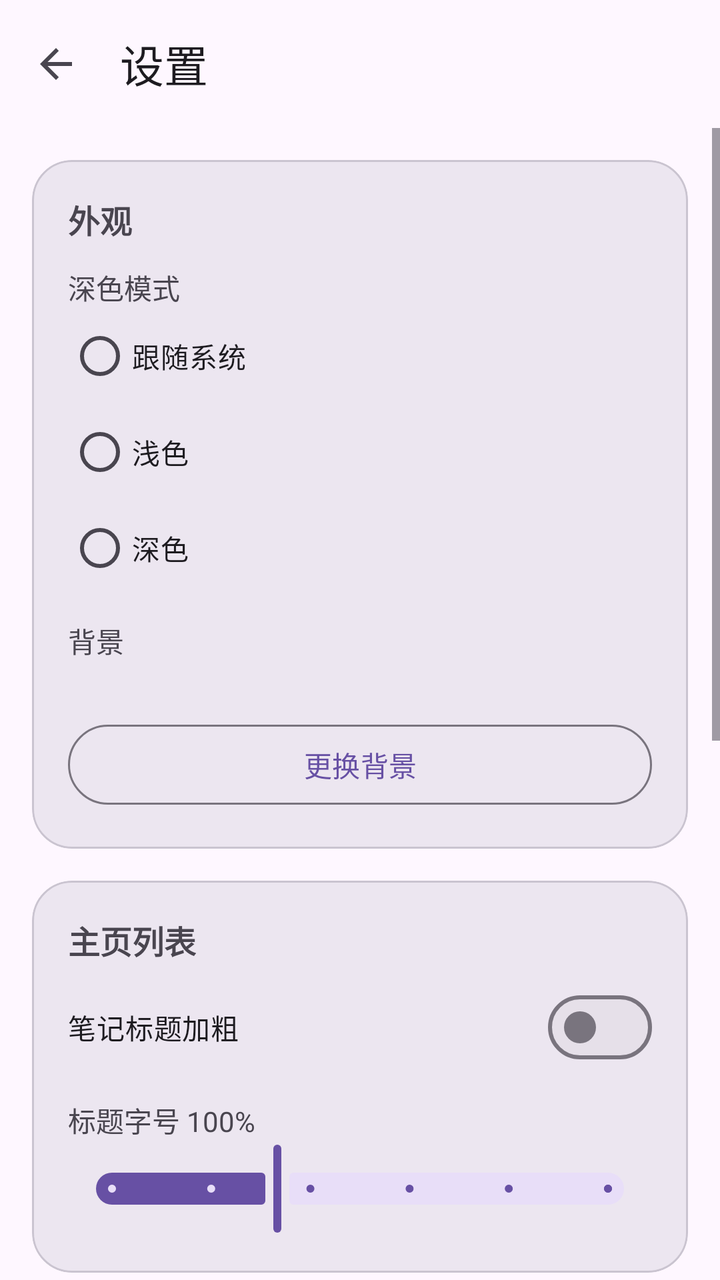
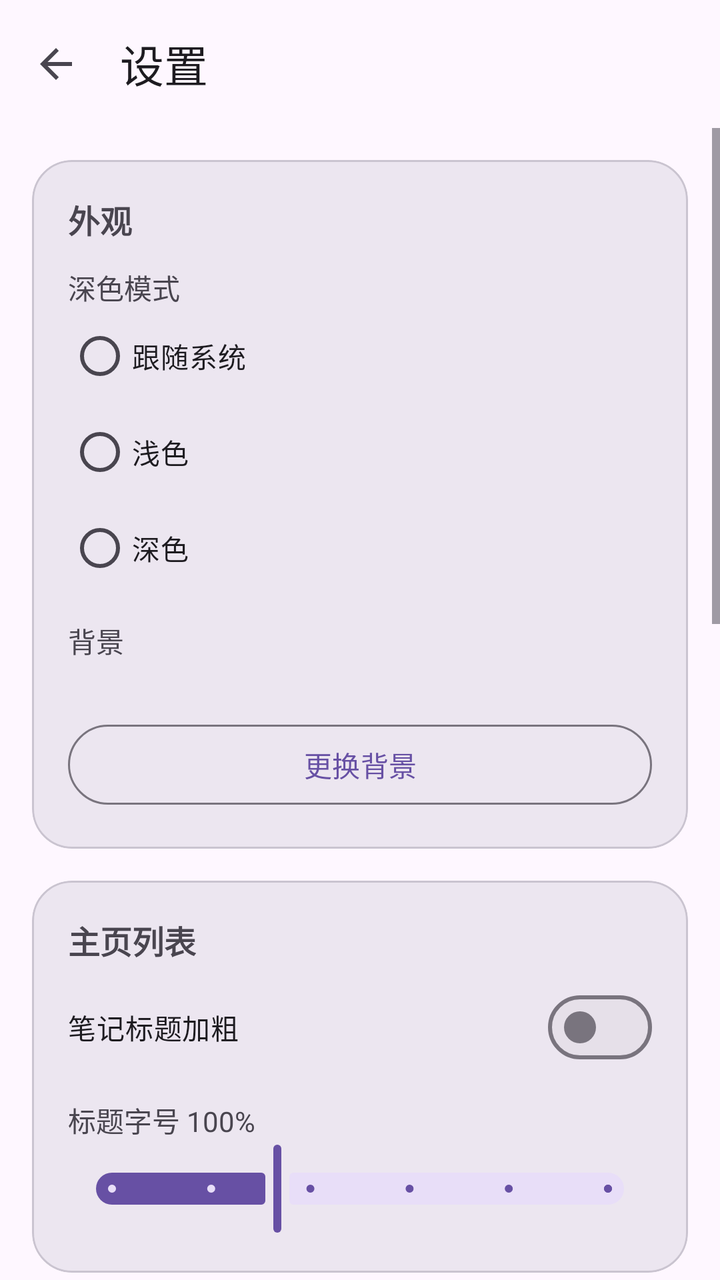

Screens rendered from an Android XML layout before and after an edit, with the pre-edit source and the edit as a unified diff.
<!-- AndroidManifest.xml: application theme Theme.Notebook -->
<!-- res/layout/activity_settings.xml -->
<?xml version="1.0" encoding="utf-8"?>
<LinearLayout xmlns:android="http://schemas.android.com/apk/res/android"
    xmlns:app="http://schemas.android.com/apk/res-auto"
    android:id="@+id/root"
    android:layout_width="match_parent"
    android:layout_height="match_parent"
    android:orientation="vertical">
    <com.google.android.material.appbar.MaterialToolbar
        android:id="@+id/toolbar"
        android:layout_width="match_parent"
        android:layout_height="?attr/actionBarSize"
        app:title="@string/settings"
        app:navigationIcon="?attr/homeAsUpIndicator" />
    <ScrollView
        android:layout_width="match_parent"
        android:layout_height="match_parent"
        android:fillViewport="true">
        <LinearLayout
            android:layout_width="match_parent"
            android:layout_height="wrap_content"
            android:orientation="vertical"
            android:padding="16dp">
            <com.google.android.material.card.MaterialCardView
                android:layout_width="match_parent"
                android:layout_height="wrap_content"
                app:cardCornerRadius="20dp"
                app:cardElevation="0dp"
                app:cardBackgroundColor="?attr/colorSurfaceContainerHigh">
                <LinearLayout
                    android:layout_width="match_parent"
                    android:layout_height="wrap_content"
                    android:orientation="vertical"
                    android:padding="18dp">
                    <TextView
                        android:layout_width="wrap_content"
                        android:layout_height="wrap_content"
                        android:text="@string/appearance"
                        android:textSize="16sp"
                        android:textStyle="bold" />
                    <TextView
                        android:layout_width="wrap_content"
                        android:layout_height="wrap_content"
                        android:layout_marginTop="12dp"
                        android:text="@string/theme"
                        android:textSize="14sp" />
                    <RadioGroup
                        android:id="@+id/rg_theme"
                        android:layout_width="match_parent"
                        android:layout_height="wrap_content"
                        android:orientation="vertical">
                        <com.google.android.material.radiobutton.MaterialRadioButton
                            android:id="@+id/radio_follow"
                            android:layout_width="match_parent"
                            android:layout_height="wrap_content"
                            android:text="跟随系统" />
                        <com.google.android.material.radiobutton.MaterialRadioButton
                            android:id="@+id/radio_light"
                            android:layout_width="match_parent"
                            android:layout_height="wrap_content"
                            android:text="浅色" />
                        <com.google.android.material.radiobutton.MaterialRadioButton
                            android:id="@+id/radio_dark"
                            android:layout_width="match_parent"
                            android:layout_height="wrap_content"
                            android:text="深色" />
                    </RadioGroup>
                    <TextView
                        android:layout_width="wrap_content"
                        android:layout_height="wrap_content"
                        android:layout_marginTop="12dp"
                        android:text="@string/background"
                        android:textSize="14sp" />
                    <TextView
                        android:id="@+id/tv_bg_name"
                        android:layout_width="match_parent"
                        android:layout_height="wrap_content"
                        android:textSize="13sp" />
                    <com.google.android.material.button.MaterialButton
                        android:id="@+id/btn_background"
                        style="@style/Widget.Material3.Button.OutlinedButton"
                        android:layout_width="match_parent"
                        android:layout_height="wrap_content"
                        android:layout_marginTop="10dp"
                        android:text="@string/pick_background" />
                </LinearLayout>
            </com.google.android.material.card.MaterialCardView>
            <com.google.android.material.card.MaterialCardView
                android:layout_width="match_parent"
                android:layout_height="wrap_content"
                android:layout_marginTop="16dp"
                app:cardCornerRadius="20dp"
                app:cardElevation="0dp"
                app:cardBackgroundColor="?attr/colorSurfaceContainerHigh">
                <LinearLayout
                    android:layout_width="match_parent"
                    android:layout_height="wrap_content"
                    android:orientation="vertical"
                    android:padding="18dp">
                    <TextView
                        android:layout_width="wrap_content"
                        android:layout_height="wrap_content"
                        android:text="主页列表"
                        android:textSize="16sp"
                        android:textStyle="bold" />
                    <com.google.android.material.materialswitch.MaterialSwitch
                        android:id="@+id/sw_title_bold"
                        android:layout_width="match_parent"
                        android:layout_height="wrap_content"
                        android:layout_marginTop="8dp"
                        android:text="笔记标题加粗" />
                    <TextView
                        android:id="@+id/tv_scale_value"
                        android:layout_width="wrap_content"
                        android:layout_height="wrap_content"
                        android:layout_marginTop="12dp"
                        android:text="标题字号 100%"
                        android:textSize="14sp" />
                    <com.google.android.material.slider.Slider
                        android:id="@+id/slider_scale"
                        android:layout_width="match_parent"
                        android:layout_height="wrap_content"
                        android:stepSize="0.1"
                        android:value="1.0"
                        android:valueFrom="0.8"
                        android:valueTo="1.4" />
                </LinearLayout>
            </com.google.android.material.card.MaterialCardView>
            <com.google.android.material.card.MaterialCardView
                android:layout_width="match_parent"
                android:layout_height="wrap_content"
                android:layout_marginTop="16dp"
                app:cardCornerRadius="20dp"
                app:cardElevation="0dp"
                app:cardBackgroundColor="?attr/colorSurfaceContainerHigh">
                <LinearLayout
                    android:layout_width="match_parent"
                    android:layout_height="wrap_content"
                    android:orientation="vertical"
                    android:padding="18dp">
                    <TextView
                        android:layout_width="wrap_content"
                        android:layout_height="wrap_content"
                        android:text="笔记存储位置"
                        android:textSize="16sp"
                        android:textStyle="bold" />
                    <TextView
                        android:layout_width="match_parent"
                        android:layout_height="wrap_content"
                        android:layout_marginTop="8dp"
                        android:text="当前位置"
                        android:textSize="13sp" />
                    <TextView
                        android:id="@+id/tv_location"
                        android:layout_width="match_parent"
                        android:layout_height="wrap_content"
                        android:text="应用内部存储"
                        android:textSize="14sp" />
                    <com.google.android.material.button.MaterialButton
                        android:id="@+id/btn_pick_folder"
                        android:layout_width="match_parent"
                        android:layout_height="wrap_content"
                        android:layout_marginTop="14dp"
                        android:text="选择文件夹" />
                    <com.google.android.material.button.MaterialButton
                        android:id="@+id/btn_reset_folder"
                        style="@style/Widget.Material3.Button.OutlinedButton"
                        android:layout_width="match_parent"
                        android:layout_height="wrap_content"
                        android:layout_marginTop="8dp"
                        android:text="恢复为应用内部存储" />
                </LinearLayout>
            </com.google.android.material.card.MaterialCardView>
            <com.google.android.material.card.MaterialCardView
                android:layout_width="match_parent"
                android:layout_height="wrap_content"
                android:layout_marginTop="16dp"
                app:cardCornerRadius="20dp"
                app:cardElevation="0dp"
                app:cardBackgroundColor="?attr/colorSurfaceContainerHigh">
                <LinearLayout
                    android:layout_width="match_parent"
                    android:layout_height="wrap_content"
                    android:orientation="vertical"
                    android:padding="18dp">
                    <TextView
                        android:layout_width="wrap_content"
                        android:layout_height="wrap_content"
                        android:text="隐私笔记"
                        android:textSize="16sp"
                        android:textStyle="bold" />
                    <TextView
                        android:id="@+id/tv_privacy_state"
                        android:layout_width="match_parent"
                        android:layout_height="wrap_content"
                        android:layout_marginTop="8dp"
                        android:text="当前方式：未设置"
                        android:textSize="14sp" />
                    <TextView
                        android:layout_width="match_parent"
                        android:layout_height="wrap_content"
                        android:layout_marginTop="4dp"
                        android:text="在主页下拉可进入隐私笔记；重置密码需先验证旧密码或手机锁屏密码"
                        android:textSize="13sp" />
                    <com.google.android.material.button.MaterialButton
                        android:id="@+id/btn_reset_privacy"
                        style="@style/Widget.Material3.Button.OutlinedButton"
                        android:layout_width="match_parent"
                        android:layout_height="wrap_content"
                        android:layout_marginTop="14dp"
                        android:text="重置隐私笔记密码" />
                </LinearLayout>
            </com.google.android.material.card.MaterialCardView>
            <TextView
                android:id="@+id/tv_version"
                android:layout_width="match_parent"
                android:layout_height="wrap_content"
                android:layout_marginTop="20dp"
                android:layout_marginBottom="8dp"
                android:gravity="center"
                android:textSize="12sp"
                android:text="版本" />
        </LinearLayout>
    </ScrollView>
</LinearLayout>
<!-- resources referenced by this layout -->
<resources>
  <string name="appearance">外观</string>
  <string name="background">背景</string>
  <string name="pick_background">更换背景</string>
  <string name="settings">设置</string>
  <string name="theme">深色模式</string>
  <style name="Theme.Notebook" parent="Theme.Material3.DayNight.NoActionBar">
          <item name="colorPrimary">@color/md_primary</item>
          <item name="colorOnPrimary">@color/md_on_primary</item>
          <item name="colorPrimaryContainer">@color/md_primary_container</item>
          <item name="colorOnPrimaryContainer">@color/md_on_primary_container</item>
          <item name="colorSecondary">@color/md_secondary</item>
          <item name="android:colorBackground">@color/md_surface</item>
          <item name="colorSurface">@color/md_surface</item>
          <item name="colorSurfaceContainer">@color/md_surface_container</item>
          <item name="colorSurfaceContainerHigh">@color/md_surface_container_high</item>
          <item name="colorOnSurface">@color/md_on_surface</item>
          <item name="colorOnSurfaceVariant">@color/md_on_surface_variant</item>
          <item name="colorOutline">@color/md_outline</item>
          <item name="android:statusBarColor">@android:color/transparent</item>
          <item name="android:navigationBarColor">@android:color/transparent</item>
          <item name="android:windowLightStatusBar">true</item>
      </style>
  <color name="md_primary">#6750A4</color>
  <color name="md_on_primary">#FFFFFF</color>
  <color name="md_primary_container">#EADDFF</color>
  <color name="md_on_primary_container">#21005D</color>
  <color name="md_secondary">#625B71</color>
  <color name="md_surface">#FEF7FF</color>
  <color name="md_surface_container">#F3EDF7</color>
  <color name="md_surface_container_high">#ECE6F0</color>
  <color name="md_on_surface">#1D1B20</color>
  <color name="md_on_surface_variant">#49454F</color>
  <color name="md_outline">#79747E</color>
</resources>

<!-- the commit's change to res/layout/activity_settings.xml (unified diff, before → after) -->
@@ -210,6 +210,45 @@
                         android:text="重置隐私笔记密码" />
                 </LinearLayout>
             </com.google.android.material.card.MaterialCardView>
+            <com.google.android.material.card.MaterialCardView
+                android:layout_width="match_parent"
+                android:layout_height="wrap_content"
+                android:layout_marginTop="16dp"
+                app:cardCornerRadius="20dp"
+                app:cardElevation="0dp"
+                app:cardBackgroundColor="?attr/colorSurfaceContainerHigh">
+                <LinearLayout
+                    android:layout_width="match_parent"
+                    android:layout_height="wrap_content"
+                    android:orientation="vertical"
+                    android:padding="18dp">
+                    <TextView
+                        android:layout_width="wrap_content"
+                        android:layout_height="wrap_content"
+                        android:text="整机备份"
+                        android:textSize="16sp"
+                        android:textStyle="bold" />
+                    <TextView
+                        android:layout_width="match_parent"
+                        android:layout_height="wrap_content"
+                        android:layout_marginTop="6dp"
+                        android:text="导出为 .mori 文件；导出隐私笔记或全部笔记需先验证隐私密码，并为文件设置 8 位数字密码。导入只接受 .mori 文件。"
+                        android:textSize="13sp" />
+                    <com.google.android.material.button.MaterialButton
+                        android:id="@+id/btn_export_notes"
+                        android:layout_width="match_parent"
+                        android:layout_height="wrap_content"
+                        android:layout_marginTop="14dp"
+                        android:text="整机笔记导出" />
+                    <com.google.android.material.button.MaterialButton
+                        android:id="@+id/btn_import_notes"
+                        style="@style/Widget.Material3.Button.OutlinedButton"
+                        android:layout_width="match_parent"
+                        android:layout_height="wrap_content"
+                        android:layout_marginTop="8dp"
+                        android:text="整机笔记导入" />
+                </LinearLayout>
+            </com.google.android.material.card.MaterialCardView>
             <TextView
                 android:id="@+id/tv_version"
                 android:layout_width="match_parent"
